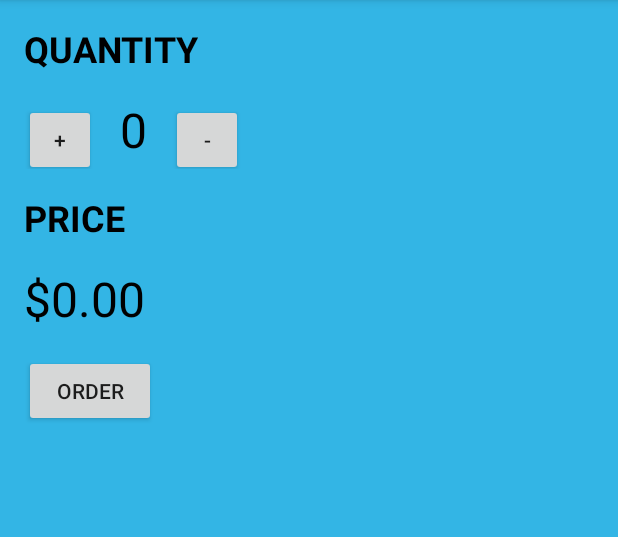
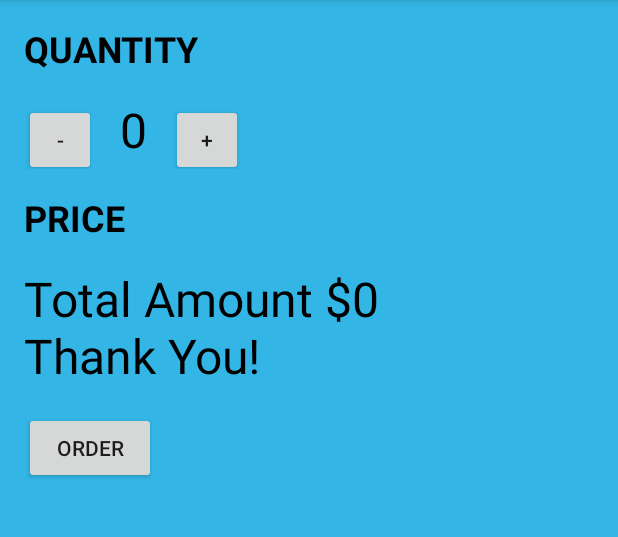
Before and after one commit to pratyushagnihotri03/Android_Projects, an Android app: the screen it shows after launch (MainActivity), after a tap on "ORDER", on a phone screen of 412 x 824 dp, the part 84-621 px from its top. Run offline under Robolectric (Android 15) with nearby library versions, the phone set to English and light mode, and no system bars.

Commit message:
finalize the just java code

```diff
--- a/JustJava/app/src/main/java/com/example/android/justjava/MainActivity.java
+++ b/JustJava/app/src/main/java/com/example/android/justjava/MainActivity.java
@@ -37,7 +37,10 @@ public class MainActivity extends AppCompatActivity {
      * This method is called when the order button is clicked.
      */
     public void submitOrder(View view) {
-        displayPrice(quantity*5);
+        int price = quantity * 5;
+        String priceMessage = "Total Amount $" + price + "\nThank You!";
+        displayPrice(quantity * 5);
+        displayMessage(priceMessage);
     }
 
     /**
@@ -52,7 +55,17 @@ public class MainActivity extends AppCompatActivity {
      * This method decrement the quantity value.
      */
     public void decrement(View view) {
-        quantity = quantity - 1;;
+        quantity = quantity - 1;
+        ;
         display(quantity);
     }
+
+    /**
+     * This method displays the given text on the screen.
+     */
+    private void displayMessage(String message) {
+        TextView priceTextView = (TextView) findViewById(R.id.price_value_text_view);
+        priceTextView.setText(message);
+    }
+
 }
--- a/JustJava/app/src/main/res/layout/activity_main.xml
+++ b/JustJava/app/src/main/res/layout/activity_main.xml
@@ -23,13 +23,13 @@
         android:layout_height="wrap_content">
 
         <Button
+            android:id="@+id/decrementButton"
             android:layout_width="48dp"
             android:layout_height="48dp"
-            android:text="+"
-            android:id="@+id/incrementButton"
+            android:text="-"
             android:layout_marginLeft="16dp"
             android:layout_marginTop="16dp"
-            android:onClick="increment"/>
+            android:onClick="decrement"/>
 
         <TextView
             android:id="@+id/quantity_value_text_view"
@@ -42,13 +42,13 @@
             android:textSize="32sp" />
 
         <Button
-            android:id="@+id/decrementButton"
             android:layout_width="48dp"
             android:layout_height="48dp"
-            android:text="-"
+            android:text="+"
+            android:id="@+id/incrementButton"
             android:layout_marginLeft="16dp"
             android:layout_marginTop="16dp"
-            android:onClick="decrement"/>
+            android:onClick="increment"/>
 
     </LinearLayout>
 
```
